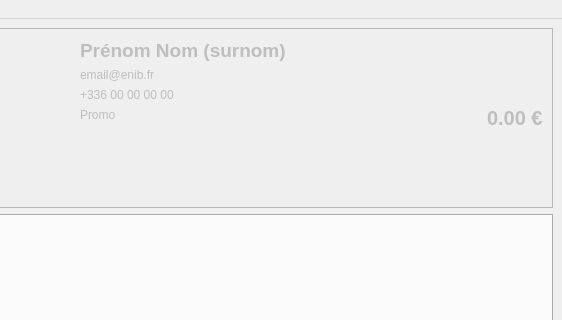
nils-van-zuijlen/Enibar, file application/ui/mainwindow.ui: the form before one commit; both pictures show x 322 to 884 and y 0 to 320 of the 884 by 690 pixel window.
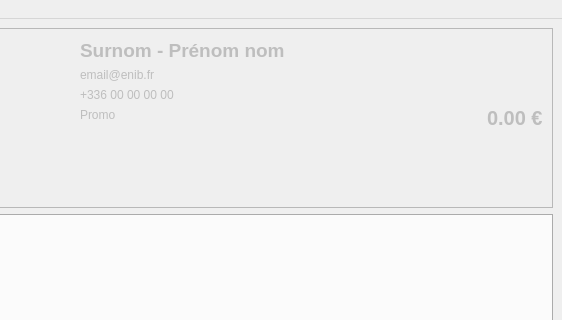
The form after the commit. Custom widgets are drawn as their Qt base class.

What changed in the file:
```diff
--- a/application/ui/mainwindow.ui
+++ b/application/ui/mainwindow.ui
@@ -145,7 +145,7 @@
              </font>
             </property>
             <property name="text">
-             <string>Prénom Nom (surnom)</string>
+             <string>Surnom - Prénom nom</string>
             </property>
             <property name="alignment">
              <set>Qt::AlignLeading|Qt::AlignLeft|Qt::AlignTop</set>
```
